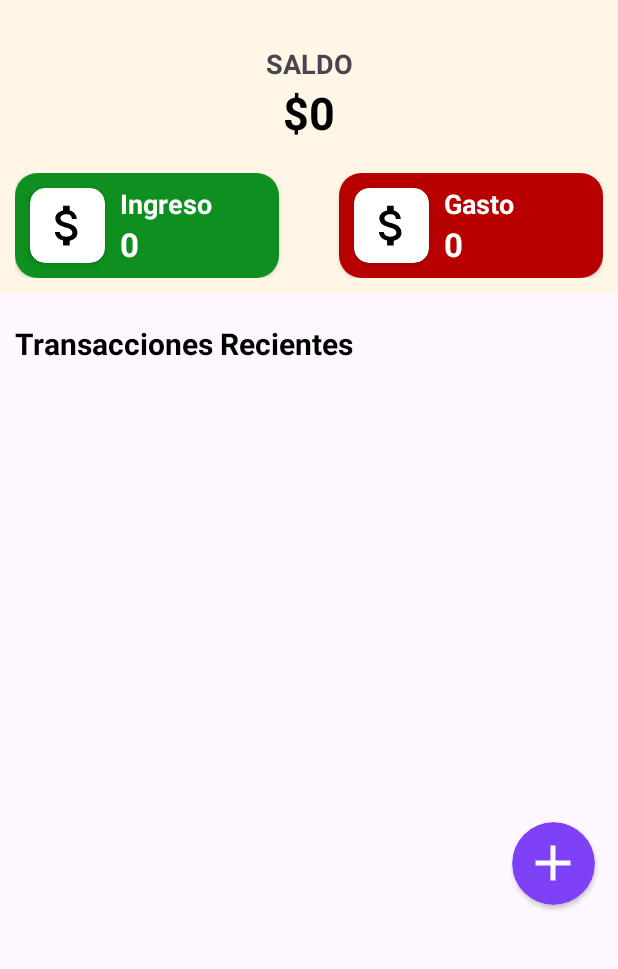
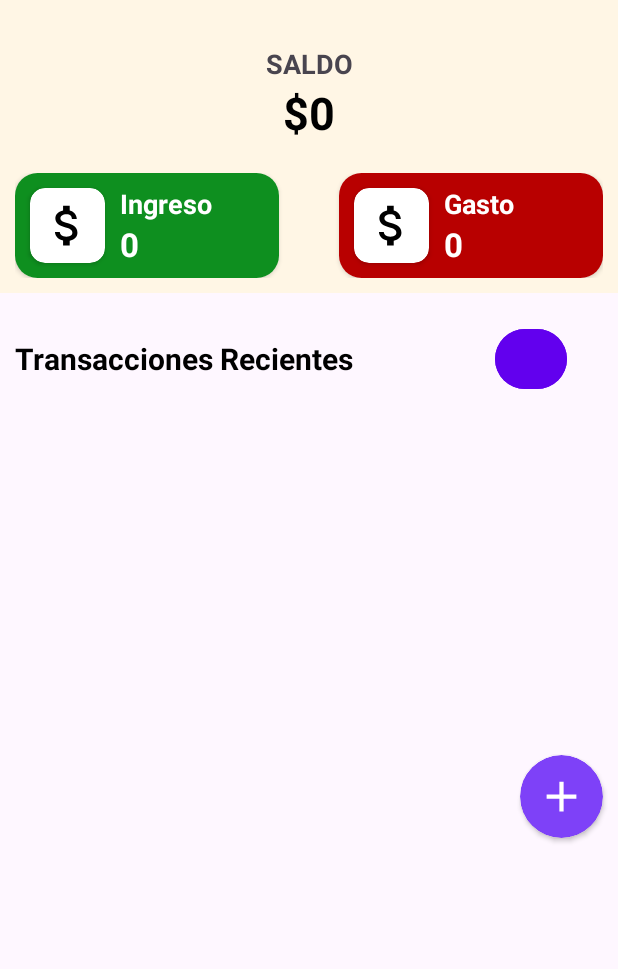
Before and after one commit to gabriellescano5/AventurAPP, an Android app: the GastosActivity screen opened directly, with no data from a screen before it, on a phone screen of 412 x 824 dp, the part 89-1058 px from its top. Run offline under Robolectric (Android 15) with nearby library versions, the phone set to English and light mode, and no system bars; our stand-ins replace Room's generated code.

Commit message:
Agregado Pie Chart

```diff
--- a/app/build.gradle
+++ b/app/build.gradle
@@ -59,6 +59,12 @@ dependencies {
     implementation("com.squareup.retrofit2:converter-gson:2.9.0")
     //----------------------------------------------------------
 
+    //Librería MPAndroidChart
+    //----------------------------------------------------------
+    implementation 'com.github.PhilJay:MPAndroidChart:v3.1.0'
+
+    //----------------------------------------------------------
+
     //Rom Database
     //----------------------------------------------------------
     def room_version = "2.6.1"
--- a/app/src/main/java/com/example/aventurapp/divisas/DivisasActivity.java
+++ b/app/src/main/java/com/example/aventurapp/divisas/DivisasActivity.java
@@ -23,6 +23,7 @@ import android.widget.TextView;
 
 import com.example.aventurapp.consultas.ConsultasActivity;
 import com.example.aventurapp.R;
+import com.example.aventurapp.estadisticas.EstadisticasActivity;
 import com.example.aventurapp.gastos.GastosActivity;
 import com.example.aventurapp.menu.MainActivity;
 import com.google.gson.annotations.SerializedName;
--- a/app/src/main/java/com/example/aventurapp/gastos/GastosActivity.java
+++ b/app/src/main/java/com/example/aventurapp/gastos/GastosActivity.java
@@ -17,6 +17,7 @@ import com.example.aventurapp.R;
 import com.example.aventurapp.consultas.ConsultasActivity;
 import com.example.aventurapp.databinding.ActivityGastosBinding;
 import com.example.aventurapp.divisas.DivisasActivity;
+import com.example.aventurapp.estadisticas.EstadisticasActivity;
 import com.example.aventurapp.menu.MainActivity;
 
 import java.util.List;
@@ -33,7 +34,7 @@ public class GastosActivity extends AppCompatActivity implements ClickEvent {
     GastoDAO gastoDAO;
 
     long gasto = 0, ingreso = 0;
-
+    long balance = 0;
 
     @Override
     protected void onCreate(Bundle savedInstanceState) {
@@ -50,6 +51,18 @@ public class GastosActivity extends AppCompatActivity implements ClickEvent {
             @Override
             public void onClick(View view) {
                 startActivity(new Intent(GastosActivity.this, AgregarTransaccionActivity.class));
+
+
+            }
+        });
+        binding.verEstadisticasbtn.setOnClickListener(new View.OnClickListener() {
+            @Override
+            public void onClick(View view) {
+                BalanceData balanceData = new BalanceData(ingreso, gasto, balance);
+
+                Intent intent = new Intent(GastosActivity.this, EstadisticasActivity.class);
+                intent.putExtra("balanceData", balanceData);
+                startActivity(intent);
             }
         });
     }
@@ -67,6 +80,7 @@ public class GastosActivity extends AppCompatActivity implements ClickEvent {
 
         ingreso = 0;
         gasto = 0;
+        balance = 0;
 
         List<GastoTabla> gastoTablas = gastoDAO.getAll();
 
@@ -80,9 +94,11 @@ public class GastosActivity extends AppCompatActivity implements ClickEvent {
         }
         binding.totalGasto.setText(gasto + "");
         binding.totalIngreso.setText(ingreso + "");
-        long balance = ingreso - gasto;
+        balance = ingreso - gasto;
         binding.totalImporte.setText(balance + "");
     }
+
+
 
     //        Método para refrescar los datos en GastosActivity
     public void ClickRefrescar(View view) {
@@ -119,6 +135,7 @@ public class GastosActivity extends AppCompatActivity implements ClickEvent {
         //Redirecciona activity al panel consultas
         MainActivity.redireccionarActivity(this, ConsultasActivity.class);
     }
+
 
     public void ClickLogout(View view) {
         //Cerrar app
--- a/app/src/main/java/com/example/aventurapp/menu/MainActivity.java
+++ b/app/src/main/java/com/example/aventurapp/menu/MainActivity.java
@@ -16,6 +16,7 @@ import com.example.aventurapp.consultas.ConsultasActivity;
 
 import com.example.aventurapp.divisas.DivisasActivity;
 import com.example.aventurapp.R;
+import com.example.aventurapp.estadisticas.EstadisticasActivity;
 import com.example.aventurapp.gastos.GastosActivity;
 import com.example.aventurapp.login.LoginActivity;
 import com.google.firebase.auth.FirebaseAuth;
--- /dev/null
+++ b/app/src/main/res/drawable/payment.xml
@@ -0,0 +1,5 @@
+<vector xmlns:android="http://schemas.android.com/apk/res/android" android:height="32dp" android:tint="#1E6091" android:viewportHeight="24" android:viewportWidth="24" android:width="32dp">
+
+    <path android:fillColor="@android:color/white" android:pathData="M20,4L4,4c-1.11,0 -1.99,0.89 -1.99,2L2,18c0,1.11 0.89,2 2,2h16c1.11,0 2,-0.89 2,-2L22,6c0,-1.11 -0.89,-2 -2,-2zM20,18L4,18v-6h16v6zM20,8L4,8L4,6h16v2z"/>
+
+</vector>
--- a/app/src/main/res/layout/activity_gastos.xml
+++ b/app/src/main/res/layout/activity_gastos.xml
@@ -207,10 +207,18 @@
                         android:textSize="20sp"
                         android:textStyle="bold" />
 
+                    <Button
+                        android:text="Estadistica"
+                        android:textColor="@color/white"
+                        android:backgroundTint="@color/purple_500"
+                        android:id="@+id/verEstadisticasbtn"
+                        android:layout_marginStart="320dp"
+                        android:layout_width="48dp"
+                        android:layout_height="48dp"/>
                 </RelativeLayout>
                 <androidx.core.widget.NestedScrollView
                     android:layout_width="match_parent"
-                    android:layout_height="280dp">
+                    android:layout_height="220dp">
                     <androidx.recyclerview.widget.RecyclerView
                         android:id="@+id/itemsRecycler"
                         android:layout_width="match_parent"
@@ -224,15 +232,16 @@
             android:layout_gravity="end"
             android:id="@+id/new_btn"
             android:backgroundTint="@color/btn_color"
-            android:layout_margin="15dp"
+            android:layout_margin="10dp"
             android:layout_width="55dp"
             app:cardCornerRadius="35dp"
             android:layout_height="55dp">
+
             <ImageView
+                android:layout_width="34dp"
+                android:layout_height="39dp"
                 android:layout_gravity="center"
                 android:src="@drawable/add_icon"
-                android:layout_width="40dp"
-                android:layout_height="40dp"
                 app:tint="@color/white" />
         </androidx.cardview.widget.CardView>
     </LinearLayout>
--- a/app/src/main/res/layout/main_nav_drawer.xml
+++ b/app/src/main/res/layout/main_nav_drawer.xml
@@ -73,7 +73,7 @@
             android:layout_width="wrap_content"
             android:layout_height="wrap_content"
             android:layout_marginEnd="48dp"
-            android:src="@drawable/ic_chart"/>
+            android:src="@drawable/payment"/>
 
     </LinearLayout>
 
--- /dev/null
+++ b/app/src/main/res/values/google_maps_api.xml
@@ -0,0 +1,4 @@
+<?xml version="1.0" encoding="utf-8"?>
+<resources>
+    <string name ="google_maps_key">AIzaSyBSbrFRbPzT51h5zwDKoAot19n-IMxmY4I</string>
+</resources>
--- a/app/src/main/res/values/strings.xml
+++ b/app/src/main/res/values/strings.xml
@@ -77,7 +77,7 @@
     <string name="Latitud">Latitud:</string>
     <string name="Longitud">Longitud:</string>
     <string name="Fecha">19/05/2024</string>
-
+    <string name="Estadisticas">Estadísticas</string>
 
 
 </resources>
--- a/settings.gradle
+++ b/settings.gradle
@@ -9,6 +9,7 @@ pluginManagement {
         }
         mavenCentral()
         gradlePluginPortal()
+        maven { url 'https://jitpack.io' }
     }
 }
 dependencyResolutionManagement {
@@ -16,6 +17,7 @@ dependencyResolutionManagement {
     repositories {
         google()
         mavenCentral()
+        maven { url 'https://jitpack.io' }
     }
 }
 
```
Also changed, not shown: app/src/main/AndroidManifest.xml (+8 -4 lines), app/src/main/java/com/example/aventurapp/consultas/ConsultasActivity.java (+8 -0 lines), app/src/main/java/com/example/aventurapp/estadisticas/EstadisticasActivity.java (added, +112 -0 lines), app/src/main/java/com/example/aventurapp/gastos/BalanceData.java (added, +75 -0 lines), app/src/main/res/layout/activity_estadisticas.xml (added, +35 -0 lines).
